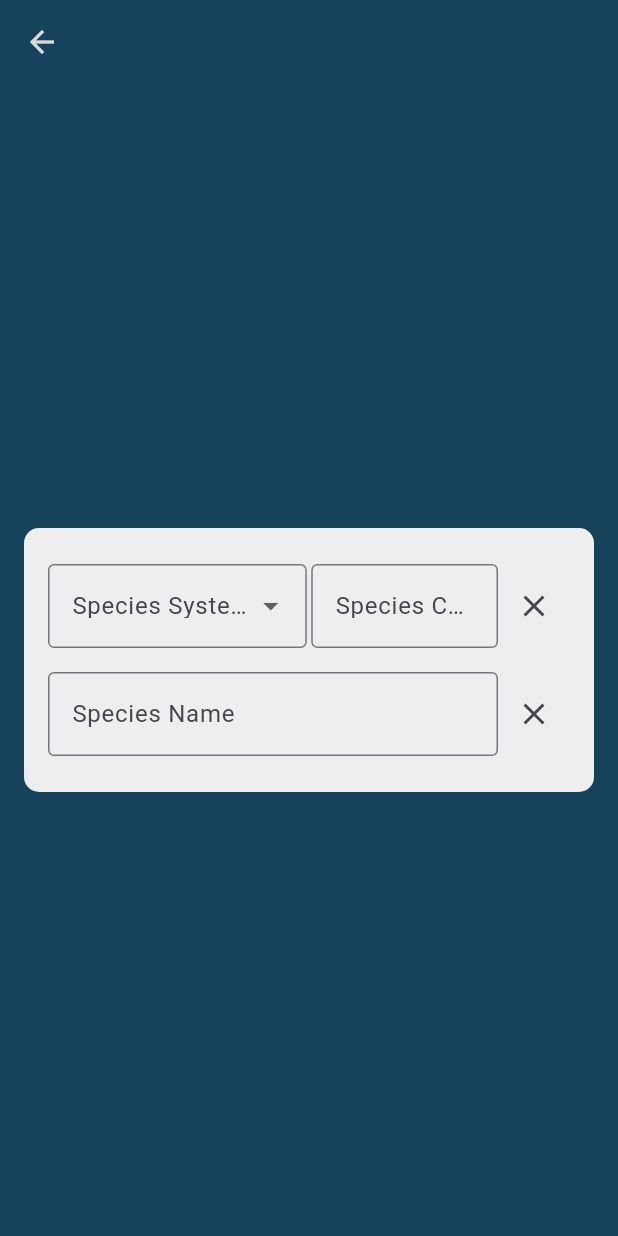
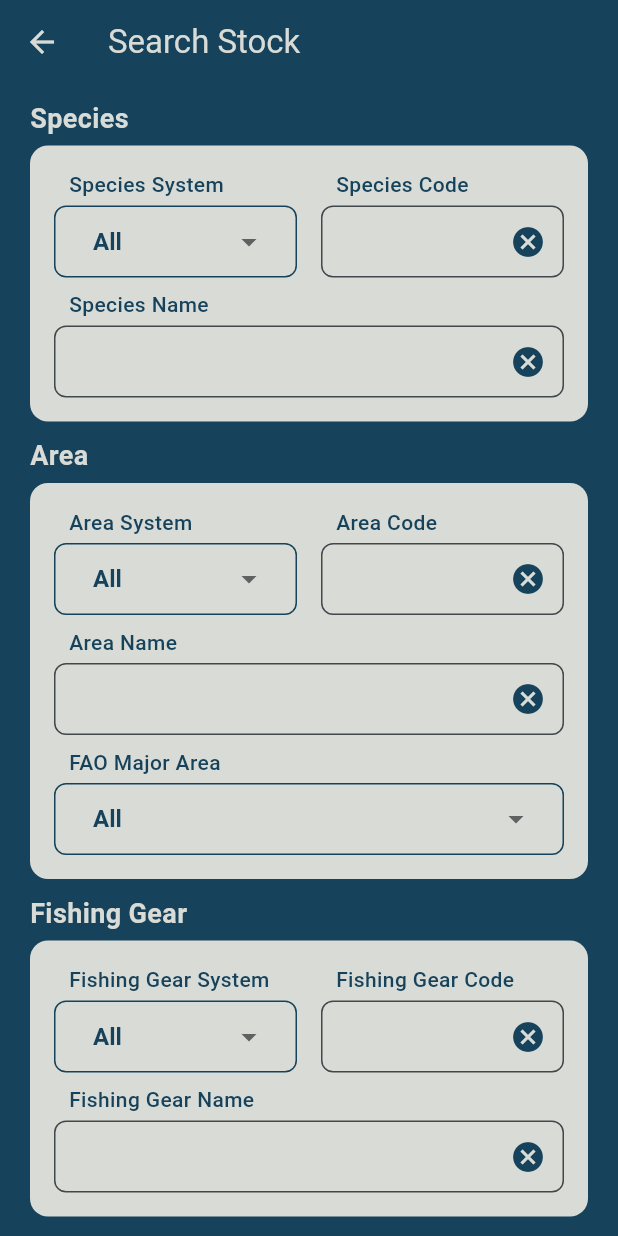
Before and after one commit to KikiDimop/grsfApp, a Flutter app: the screen it shows after launch, after a tap on "Fisheries", on a phone screen of 412 x 824 dp. Run offline on Flutter 3.47's test engine with Material 3 defaults, Android fonts, the phone set to English and light mode, and no system bars; drawn by our look-alikes of dropdown_button2; our stand-ins replace csv, sqflite; accounts and stored records are empty; project files that could hold a hidden picture were left out.

Commit message:
search fishery page ui ready

```diff
--- a/lib/pages/fisherySearch.dart
+++ /dev/null
@@ -1,138 +0,0 @@
-import 'package:flutter/material.dart';
-
-class SearchFishery extends StatefulWidget {
-  const SearchFishery({super.key});
-
-  @override
-  State<SearchFishery> createState() => _SearchFisheryState();
-}
-
-class _SearchFisheryState extends State<SearchFishery> {
-  final _formKey = GlobalKey<FormState>();
-
-  final _speciesCodeController = TextEditingController();
-  final _speciesNameController = TextEditingController();
-
-  String? _selectedSpeciesSystem;
-
-  final List<String> _speciesSystemOptions = [
-    'System 1',
-    'System 2',
-    'System 3',
-    'System 4',
-  ];
-
-  void _clearField(TextEditingController controller) {
-    controller.clear();
-  }
-
-  /*void _submitForm() {
-    if (_formKey.currentState!.validate()) {
-      // Handle form submission
-      // Collect the data and process it
-      print('Form Submitted');
-      print('Species System: $_selectedSpeciesSystem');
-      print('Species Code: ${_speciesCodeController.text}');
-      print('Species Name: ${_speciesNameController.text}');
-    }
-  }*/
-
-  @override
-  Widget build(BuildContext context) {
-    return Scaffold(
-      backgroundColor: const Color(0xff16425B),
-      appBar: AppBar(
-        backgroundColor: const Color(0xff16425B),
-        foregroundColor: const Color(0xffd9dcd6),
-      ),
-      body: Padding(
-        padding: const EdgeInsets.all(16.0),
-        child: Center(
-          child: Container(
-            padding: const EdgeInsets.all(16.0),
-            decoration: BoxDecoration(
-              color: Colors.grey[200],
-              borderRadius: BorderRadius.circular(10.0),
-            ),
-            child: Form(
-              key: _formKey,
-              child: Column(
-                mainAxisSize: MainAxisSize.min,
-                children: [
-                  Row(
-                    children: [
-                      Expanded(
-                        child: _buildDropdownField(),
-                      ),
-                      const SizedBox(width: 3.0),
-                      Expanded(
-                        child: _buildTextField(
-                          'Species Code',
-                          _speciesCodeController,
-                        ),
-                      ),
-                    ],
-                  ),
-                  _buildTextField('Species Name', _speciesNameController),
-                ],
-              ),
-            ),
-          ),
-        ),
-      ),
-    );
-  }
-
-  Widget _buildDropdownField() {
-    return Padding(
-      padding: const EdgeInsets.symmetric(vertical: 8.0),
-      child: DropdownButtonFormField<String>(
-        decoration: const InputDecoration(
-          labelText: 'Species System',
-          border: OutlineInputBorder(),
-        ),
-        value: _selectedSpeciesSystem,
-        onChanged: (String? newValue) {
-          setState(() {
-            _selectedSpeciesSystem = newValue;
-          });
-        },
-        items: _speciesSystemOptions.map((String option) {
-          return DropdownMenuItem<String>(
-            value: option,
-            child: Text(option),
-          );
-        }).toList(),
-        validator: (value) {
-          if (value == null || value.isEmpty) {
-            return 'Please select a system';
-          }
-          return null;
-        },
-      ),
-    );
-  }
-
-  Widget _buildTextField(String labelText, TextEditingController controller) {
-    return Padding(
-      padding: const EdgeInsets.symmetric(vertical: 8.0),
-      child: Row(
-        children: [
-          Expanded(
-            child: TextFormField(
-              controller: controller,
-              decoration: InputDecoration(
-                labelText: labelText,
-                border: const OutlineInputBorder(),
-              ),
-            ),
-          ),
-          IconButton(
-            icon: const Icon(Icons.clear),
-            onPressed: () => _clearField(controller),
-          ),
-        ],
-      ),
-    );
-  }
-}
--- a/lib/pages/home.dart
+++ b/lib/pages/home.dart
@@ -1,7 +1,7 @@
 
 import 'package:database/pages/areas.dart';
-import 'package:database/pages/fisherySearch.dart';
 import 'package:database/pages/fishingGears.dart';
+import 'package:database/pages/searchFisheries.dart';
 import 'package:database/pages/searchStocks.dart';
 import 'package:database/pages/species.dart';
 import 'package:database/pages/sync.dart';
@@ -67,7 +67,7 @@ class HomePage extends StatelessWidget {
                     children: [
                       buildImageButton(context,'assets/icons/area.png', 'Areas', const Areas()),
                       buildImageButton(context,'assets/icons/species.png', 'Species', const DisplaySpecies()),
-                      buildImageButton(context,'assets/icons/fisheries.png', 'Fisheries', const SearchFishery()),
+                      buildImageButton(context,'assets/icons/fisheries.png', 'Fisheries', const Searchfisheries()),
                       buildImageButton(context,'assets/icons/stocks.png', 'Stocks', const Searchstocks()),
                       buildImageButton(context,'assets/icons/gear.png', 'Fishing Gear', const FishingGears()),
                       buildImageButton(context,'assets/icons/sync.png', 'Sync Data', const UpdateDataScreen()),
--- /dev/null
+++ b/lib/pages/searchFisheries.dart
@@ -0,0 +1,465 @@
+import 'package:database/services/database_service.dart';
+import 'package:dropdown_button2/dropdown_button2.dart';
+import 'package:flutter/material.dart';
+
+class Searchfisheries extends StatefulWidget {
+  const Searchfisheries({super.key});
+
+  @override
+  State<Searchfisheries> createState() => _SearchfisheriesState();
+}
+
+class _SearchfisheriesState extends State<Searchfisheries> {
+  TextEditingController speciesCodeController = TextEditingController();
+  TextEditingController speciesNameController = TextEditingController();
+  TextEditingController areaCodeController = TextEditingController();
+  TextEditingController areaNameController = TextEditingController();
+  String? selectedSpeciesSystem;
+  String? selectedAreaSystem;
+  String? selectedFAOMajorArea;
+  String? selectedResourceType;
+  String? selectedResourceStatus;
+
+  List<String> speciesTypes = [];
+  List<String> areaTypes = [];
+  List<String> faoMajorAreas = [];
+  List<String> resourceType = [];
+  List<String> resourceStatus = [];
+
+  @override
+  void initState() {
+    super.initState();
+    _loadDropdownLists();
+  }
+
+  Future<void> _loadDropdownLists() async {
+    final dbService = DatabaseService.instance;
+    final List<String> fetchedSpeciesTypes =
+        await dbService.getDistinct('species_type', 'SpeciesForStock');
+    final List<String> fetchedAreaTypes =
+        await dbService.getDistinct('area_type', 'AreasForStock');
+    final List<String> fetchedFAOMajorAreas =
+        await dbService.getDistinct('parent_areas', 'Stock');
+    final List<String> fetchedResourceType =
+        await dbService.getDistinct('type', 'Stock');
+    final List<String> fetchedResourceStatus =
+        await dbService.getDistinct('status', 'Stock');
+
+    setState(() {
+      speciesTypes = fetchedSpeciesTypes;
+      speciesTypes.add('All');
+      if (speciesTypes.isNotEmpty) {
+        selectedSpeciesSystem = speciesTypes.last;
+      }
+
+      areaTypes = fetchedAreaTypes;
+      areaTypes.add('All');
+      if (areaTypes.isNotEmpty) {
+        selectedAreaSystem = areaTypes.last;
+      }
+
+      faoMajorAreas = fetchedFAOMajorAreas;
+      faoMajorAreas.add('All');
+      if (faoMajorAreas.isNotEmpty) {
+        selectedFAOMajorArea = faoMajorAreas.last;
+      }
+
+      resourceType = fetchedResourceType;
+      resourceType.add('All');
+      if (resourceType.isNotEmpty) {
+        selectedResourceType = resourceType.last;
+      }
+
+      resourceStatus = fetchedResourceStatus;
+      resourceStatus.add('All');
+      if (resourceStatus.isNotEmpty) {
+        selectedResourceStatus = resourceStatus.last;
+      }
+    });
+  }
+
+  @override
+  Widget build(BuildContext context) {
+    return Scaffold(
+      backgroundColor: const Color(0xff16425B),
+      appBar: AppBar(
+        title: const Text('Search Stock'),
+        backgroundColor: const Color(0xff16425B),
+        foregroundColor: const Color(0xffd9dcd6),
+      ),
+      body: SingleChildScrollView(
+        child: Column(
+          children: [
+            const SizedBox(height: 10),
+            _speciesSection(),
+            const SizedBox(height: 10),
+            _areaSection(),
+            const SizedBox(height: 10),
+            _fishingGearSection(),
+            const SizedBox(height: 10,),
+            _resourceSection(),
+            const SizedBox(height: 10),
+            _searchButton(context),
+
+          ],
+        ),
+      ),
+    );
+  }
+
+ElevatedButton _searchButton(BuildContext context) {
+  return ElevatedButton(
+    onPressed: () {
+      // Create SearchStock object
+      // SearchFishery searchStock = SearchFishery(
+      //   selectedSpeciesSystem ?? 'All',
+      //   speciesCodeController.text,
+      //   speciesNameController.text,
+      //   selectedAreaSystem ?? 'All',
+      //   areaCodeController.text,
+      //   areaNameController.text,
+      //   selectedFAOMajorArea ?? 'All',
+      //   selectedResourceType ?? 'All',
+      //   selectedResourceStatus ?? 'All',
+      // );
+
+      // // Navigate to fisheries page and pass the searchStock object
+      // Navigator.push(
+      //   context,
+      //   MaterialPageRoute(
+      //     builder: (context) => Fisheries(search: searchStock),
+      //   ),
+      // );
+    },
+    style: ElevatedButton.styleFrom(
+      foregroundColor: const Color(0xff16425B),
+      backgroundColor: const Color(0xffd9dcd6),
+      padding: const EdgeInsets.symmetric(vertical: 12, horizontal: 30),
+    ),
+    child: const Text("Search"),
+  );
+}
+
+
+  Widget _speciesSection() {
+    return Column(
+      crossAxisAlignment: CrossAxisAlignment.start,
+      children: [
+        const Padding(
+          padding: EdgeInsets.symmetric(horizontal: 20),
+          child: Text(
+            'Species',
+            style: TextStyle(
+              fontSize: 18,
+              fontWeight: FontWeight.bold,
+              color: Color(0xffd9dcd6),
+            ),
+          ),
+        ),
+        const SizedBox(height: 5),
+        Container(
+          margin: const EdgeInsets.symmetric(horizontal: 20),
+          padding: const EdgeInsets.all(16),
+          decoration: BoxDecoration(
+            color: const Color(0xffd9dcd6),
+            borderRadius: BorderRadius.circular(12),
+          ),
+          child: Column(
+            children: [
+              Row(
+                children: [
+                  Expanded(
+                    child: _dropdownField(
+                        'Species System', speciesTypes, selectedSpeciesSystem,
+                        (value) {
+                      setState(() {
+                        selectedSpeciesSystem = value;
+                      });
+                    }),
+                  ),
+                  const SizedBox(width: 16),
+                  Expanded(
+                    child: _textField("Species Code", speciesCodeController),
+                  ),
+                ],
+              ),
+              const SizedBox(height: 8),
+              _textField("Species Name", speciesNameController),
+            ],
+          ),
+        ),
+      ],
+    );
+  }
+
+  Widget _areaSection() {
+    return Column(
+      crossAxisAlignment: CrossAxisAlignment.start,
+      children: [
+        const Padding(
+          padding: EdgeInsets.symmetric(horizontal: 20),
+          child: Text(
+            'Area',
+            style: TextStyle(
+              fontSize: 18,
+              fontWeight: FontWeight.bold,
+              color: Color(0xffd9dcd6),
+            ),
+          ),
+        ),
+        const SizedBox(height: 5),
+        Container(
+          margin: const EdgeInsets.symmetric(horizontal: 20),
+          padding: const EdgeInsets.all(16),
+          decoration: BoxDecoration(
+            color: const Color(0xffd9dcd6),
+            borderRadius: BorderRadius.circular(12),
+          ),
+          child: Column(
+            children: [
+              Row(
+                children: [
+                  Expanded(
+                    child: _dropdownField(
+                        'Area System', areaTypes, selectedAreaSystem, (value) {
+                      setState(() {
+                        selectedAreaSystem = value;
+                      });
+                    }),
+                  ),
+                  const SizedBox(width: 16),
+                  Expanded(
+                    child: _textField("Area Code", areaCodeController),
+                  ),
+                ],
+              ),
+              const SizedBox(height: 8),
+              _textField("Area Name", areaNameController),
+              const SizedBox(height: 8),
+              _dropdownField('FAO Major Area', faoMajorAreas, selectedFAOMajorArea,
+                  (value) {
+                setState(() {
+                  selectedFAOMajorArea = value;
+                });
+              }),
+            ],
+          ),
+        ),
+      ],
+    );
+  }
+
+    Widget _fishingGearSection() {
+    return Column(
+      crossAxisAlignment: CrossAxisAlignment.start,
+      children: [
+        const Padding(
+          padding: EdgeInsets.symmetric(horizontal: 20),
+          child: Text(
+            'Fishing Gear',
+            style: TextStyle(
+              fontSize: 18,
+              fontWeight: FontWeight.bold,
+              color: Color(0xffd9dcd6),
+            ),
+          ),
+        ),
+        const SizedBox(height: 5),
+        Container(
+          margin: const EdgeInsets.symmetric(horizontal: 20),
+          padding: const EdgeInsets.all(16),
+          decoration: BoxDecoration(
+            color: const Color(0xffd9dcd6),
+            borderRadius: BorderRadius.circular(12),
+          ),
+          child: Column(
+            children: [
+              Row(
+                children: [
+                  Expanded(
+                    child: _dropdownField(
+                        'Fishing Gear System', speciesTypes, selectedSpeciesSystem,
+                        (value) {
+                      setState(() {
+                        selectedSpeciesSystem = value;
+                      });
+                    }),
+                  ),
+                  const SizedBox(width: 16),
+                  Expanded(
+                    child: _textField("Fishing Gear Code", speciesCodeController),
+                  ),
+                ],
+              ),
+              const SizedBox(height: 8),
+              _textField("Fishing Gear Name", speciesNameController),
+            ],
+          ),
+        ),
+      ],
+    );
+  }
+
+  Widget _resourceSection() {
+    return Column(
+      crossAxisAlignment: CrossAxisAlignment.start,
+      children: [
+        const Padding(
+          padding: EdgeInsets.symmetric(horizontal: 20),
+          child: Text(
+            'Resource',
+            style: TextStyle(
+              fontSize: 18,
+              fontWeight: FontWeight.bold,
+              color: Color(0xffd9dcd6),
+            ),
+          ),
+        ),
+        const SizedBox(height: 5),
+        Container(
+          margin: const EdgeInsets.symmetric(horizontal: 20),
+          padding: const EdgeInsets.all(16),
+          decoration: BoxDecoration(
+            color: const Color(0xffd9dcd6),
+            borderRadius: BorderRadius.circular(12),
+          ),
+          child: Column(
+            children: [
+              Row(
+                children: [
+                  Expanded(
+                    child: _dropdownField(
+                        'Resource Type', resourceType, selectedResourceType,
+                        (value) {
+                      setState(() {
+                        selectedResourceType = value;
+                      });
+                    }),
+                  ),
+                  const SizedBox(width: 16),
+                  Expanded(
+                    child: _dropdownField(
+                        'Resource Status', resourceStatus, selectedResourceStatus,
+                        (value) {
+                      setState(() {
+                        selectedResourceStatus = value;
+                      });
+                    })
+                  ),
+                ],
+              ),
+            ],
+          ),
+        ),
+      ],
+    );
+  }
+
+  Widget _dropdownField(String label, List<String> items, String? selectedValue,
+      void Function(String?) onChanged) {
+    return Column(
+      crossAxisAlignment: CrossAxisAlignment.start,
+      children: [
+        Padding(
+          padding: const EdgeInsets.only(left: 10, bottom: 4),
+          child: Text(
+            label,
+            style: const TextStyle(
+              fontSize: 14,
+              fontWeight: FontWeight.w500,
+              color: Color(0xff16425B),
+            ),
+          ),
+        ),
+        SizedBox(
+          height: 48,
+          child: DecoratedBox(
+            decoration: BoxDecoration(
+              color: const Color(0xffd9dcd6),
+              borderRadius: BorderRadius.circular(8),
+              border: Border.all(color: const Color(0xff16425B)),
+            ),
+            child: Padding(
+              padding: const EdgeInsets.symmetric(horizontal: 10),
+              child: DropdownButtonHideUnderline(
+                child: DropdownButton2<String>(
+                  isExpanded: true,
+                  value: selectedValue,
+                  style: const TextStyle(
+                    color: Color(0xff16425B),
+                    fontWeight: FontWeight.w600,
+                    fontSize: 16,
+                  ),
+                  items: items.map((item) {
+                    return DropdownMenuItem<String>(
+                      value: item,
+                      child: Text(item),
+                    );
+                  }).toList(),
+                  dropdownStyleData: DropdownStyleData(
+                    decoration: BoxDecoration(
+                      color: const Color(0xffd9dcd6),
+                      borderRadius: BorderRadius.circular(8),
+                    ),
+                  ),
+                  onChanged: onChanged,
+                  iconStyleData: const IconStyleData(
+                    icon: Icon(Icons.arrow_drop_down),
+                  ),
+                  buttonStyleData: const ButtonStyleData(
+                    padding: EdgeInsets.only(right: 10),
+                  ),
+                ),
+              ),
+            ),
+          ),
+        ),
+      ],
+    );
+  }
+
+  Widget _textField(String label, TextEditingController controller) {
+    return Column(
+      crossAxisAlignment: CrossAxisAlignment.start,
+      children: [
+        Padding(
+          padding: const EdgeInsets.only(left: 10, bottom: 4),
+          child: Text(
+            label,
+            style: const TextStyle(
+              fontSize: 14,
+              fontWeight: FontWeight.w500,
+              color: Color(0xff16425B),
+            ),
+          ),
+        ),
+        TextField(
+          controller: controller,
+          style: const TextStyle(color: Color(0xff16425B)),
+          decoration: InputDecoration(
+            filled: true,
+            fillColor: const Color(0xffd9dcd6).withOpacity(0.1),
+            contentPadding:
+                const EdgeInsets.symmetric(vertical: 12, horizontal: 10),
+            suffixIcon: GestureDetector(
+              onTap: () {
+                controller.clear();
+              },
+              child: const Padding(
+                padding: EdgeInsets.symmetric(vertical: 10),
+                child: Icon(
+                  Icons.cancel,
+                  color: Color(0xff16425B),
+                ),
+              ),
+            ),
+            border: OutlineInputBorder(
+              borderRadius: BorderRadius.circular(8),
+              borderSide: const BorderSide(color: Color(0xff16425B)),
+            ),
+          ),
+        ),
+      ],
+    );
+  }
+}
```
